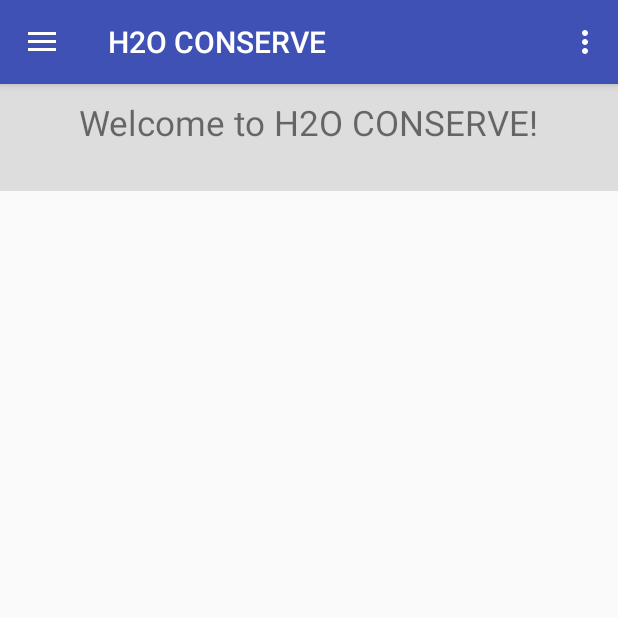
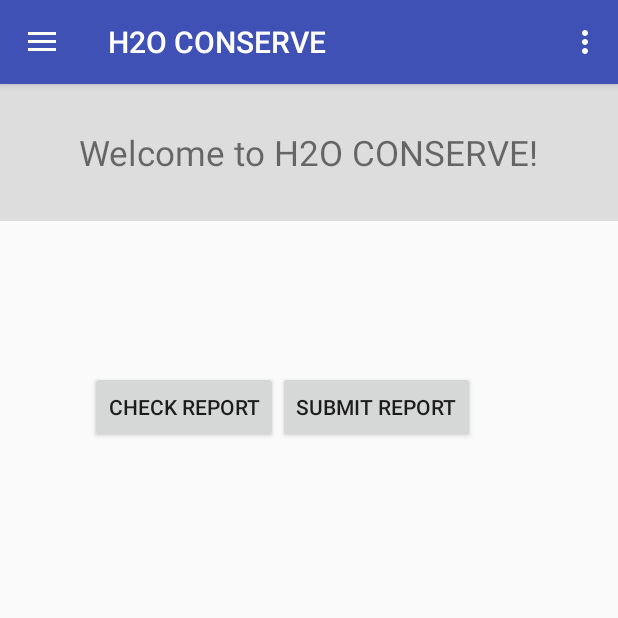
Before and after one commit to mengfanlin/H2OConserve, an Android app: the screen it shows after launch (MainActivity), on a phone screen of 412 x 824 dp, the top half of it. Run offline under Robolectric (Android 15) with nearby library versions, the phone set to English and light mode, and no system bars.

Commit message:
Last format in Iteration 1

```diff
--- a/app/src/main/java/com/example/mengfanlin/h2oreserve/services/RestClient.java
+++ b/app/src/main/java/com/example/mengfanlin/h2oreserve/services/RestClient.java
@@ -128,7 +128,7 @@ public class RestClient {
             //out.print(stringCourseJson);
             out.close();
             Log.i("error",new Integer(conn.getResponseCode()).toString());
-            return "This report has been deleted!";
+            return "This report deleted!";
         } catch (Exception e) {
             e.printStackTrace();
             return "Failed!";
@@ -166,7 +166,7 @@ public class RestClient {
             out.print(stringReportJson);
             out.close();
             Log.i("Received: ",new Integer(conn.getResponseCode()).toString());
-            return "Report has been updated";
+            return "Report edited accordingly";
         } catch (Exception e) {
             e.printStackTrace();
             return "Failed!";
--- a/app/src/main/res/layout/fragment_main.xml
+++ b/app/src/main/res/layout/fragment_main.xml
@@ -20,7 +20,27 @@
             android:textSize="23sp"
             android:layout_gravity="center"
             android:text="Welcome to H2O Conserve"
-            android:paddingBottom="20dp"/>
+            android:paddingBottom="20dp"
+            android:paddingTop="20dp"/>
         </LinearLayout>
+<LinearLayout
+    android:layout_width="match_parent"
+    android:layout_height="wrap_content"
+    android:orientation="horizontal"
+    android:layout_marginLeft="60dp"
+    android:layout_marginTop="100dp">
+    <Button
+        android:id="@+id/button3"
+        android:layout_width="wrap_content"
+        android:layout_height="wrap_content"
+        android:text="Check Report"
+        />
+
+    <Button
+        android:id="@+id/button2"
+        android:layout_width="wrap_content"
+        android:layout_height="wrap_content"
+        android:text="Submit Report" />
+</LinearLayout>
 
 </LinearLayout>
--- a/app/src/main/res/layout/fragment_supply_report.xml
+++ b/app/src/main/res/layout/fragment_supply_report.xml
@@ -84,7 +84,7 @@
                 android:id="@+id/button_submit"
                 android:layout_width="match_parent"
                 android:layout_height="wrap_content"
-                android:text="Button"
+                android:text="Submit"
                 android:layout_marginTop="10dp"/>
         </LinearLayout>
     </ScrollView>
```
Also changed, not shown: app/src/main/java/com/example/mengfanlin/h2oreserve/fragments/SupplyReportFragment.java (+23 -0 lines), app/src/main/res/values/strings.xml (+6 -2 lines).
